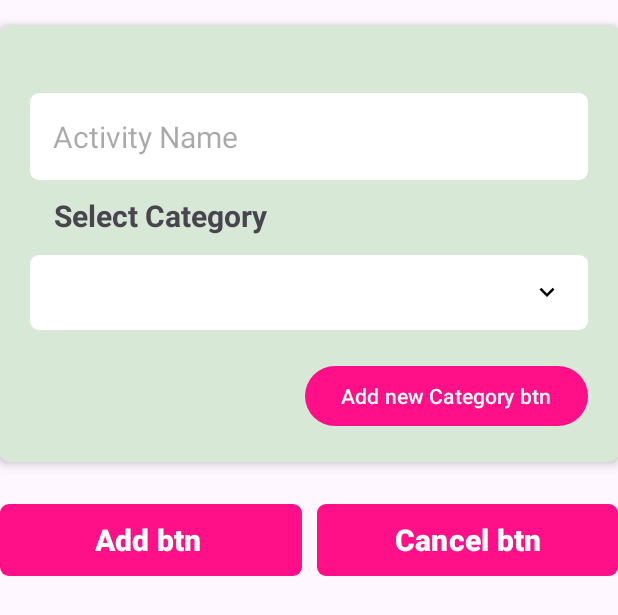
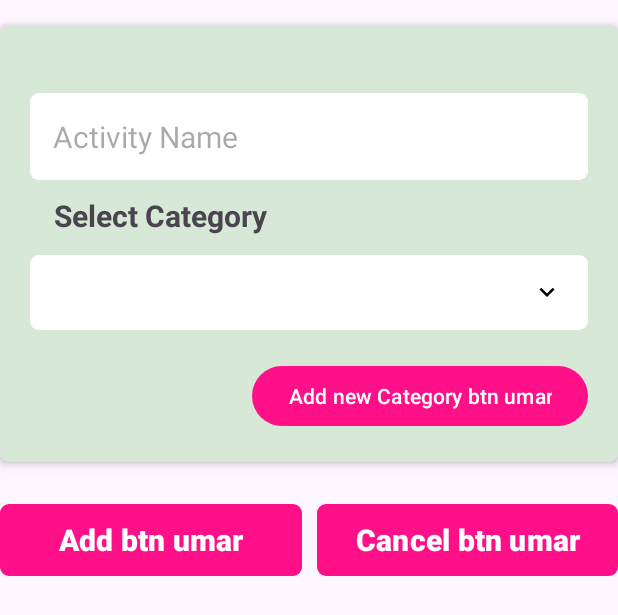
Before and after one commit to Ayeshazulfiqar895/TimeTrackingApp, an Android app: the layout custom_add_activity_dialog.xml on its own in the app's theme, with its tools: preview values and no code run, on a phone screen of 412 x 824 dp. Shown: the top 615 px of the screen. Run offline under Robolectric (Android 15) with nearby library versions, the phone set to English and light mode, and no system bars.

Commit message:
Update custom_add_activity_dialog.xml

```diff
--- a/app/src/main/res/layout/custom_add_activity_dialog.xml
+++ b/app/src/main/res/layout/custom_add_activity_dialog.xml
@@ -77,7 +77,7 @@
             <Button
                 android:layout_width="wrap_content"
                 android:layout_height="wrap_content"
-                android:text="Add new Category btn"
+                android:text="Add new Category btn umar"
                  android:layout_marginTop="20dp"
                 app:layout_constraintBottom_toBottomOf="parent"
                 app:layout_constraintEnd_toEndOf="parent"
@@ -94,7 +94,7 @@
         android:layout_marginTop="28dp"
         android:background="@drawable/login_fields"
         android:paddingHorizontal="16dp"
-        android:text="Add btn "
+        android:text="Add btn umar"
         android:textSize="20sp"
         android:textStyle="bold"
         app:layout_constraintStart_toStartOf="parent"
@@ -109,7 +109,7 @@
         android:layout_marginTop="28dp"
         android:background="@drawable/login_fields"
         android:paddingHorizontal="16dp"
-        android:text="Cancel btn"
+        android:text="Cancel btn umar"
         android:textSize="20sp"
         android:textStyle="bold"
         app:layout_constraintEnd_toEndOf="parent"
```
